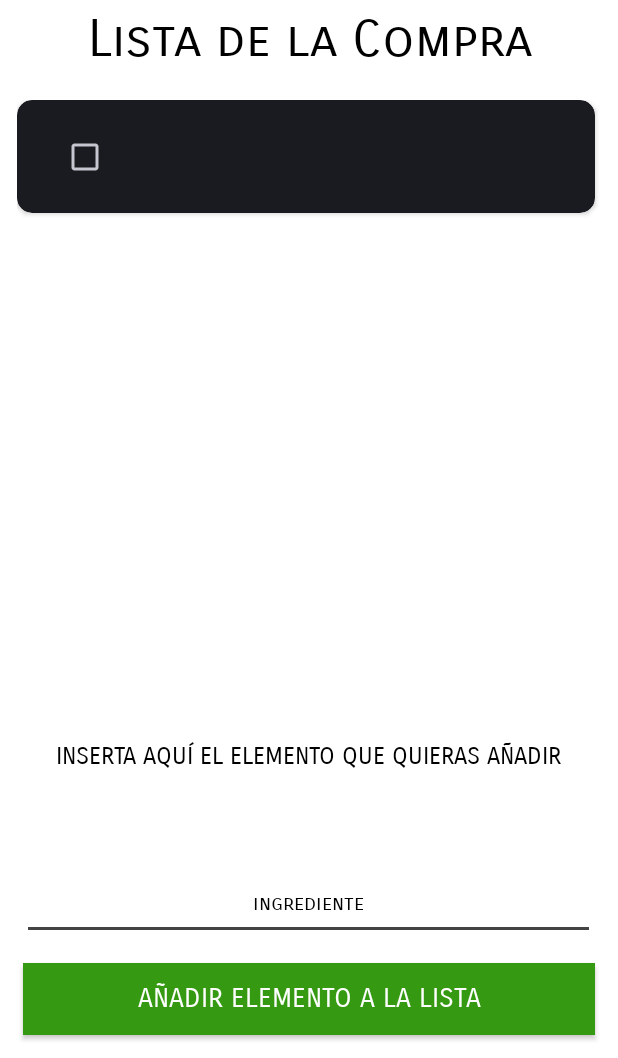
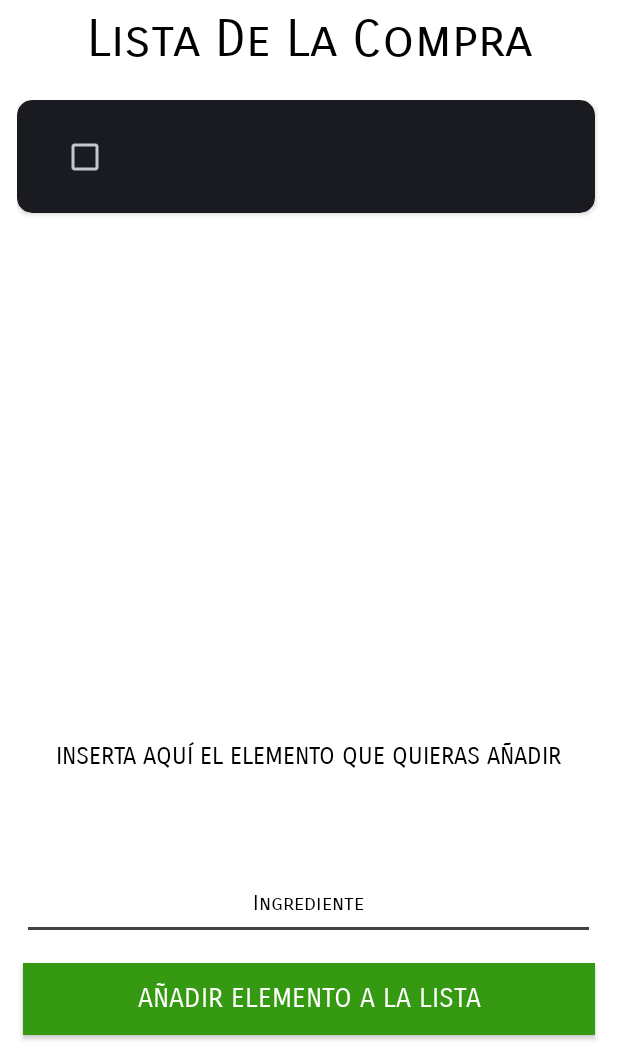
Before and after one commit to EnekoCP/Kubuk, an Android app: the EnseñarListaCompra screen opened directly, with no data from a screen before it, after a tap on "AÑADIR ELEMENTO A LA LISTA", on a phone screen of 412 x 824 dp, the part 178-1236 px from its top. Run offline under Robolectric (Android 15) with nearby library versions, the phone set to English and light mode, and no system bars; our stand-ins replace Volley; network calls fail; 1 statement that could not run was skipped.

```diff
--- a/app/build.gradle
+++ b/app/build.gradle
@@ -4,6 +4,7 @@ plugins {
 }
 
 apply plugin: 'com.google.gms.google-services'
+
 
 android {
     compileSdk 31
--- a/app/src/main/res/layout/activity_about_us.xml
+++ b/app/src/main/res/layout/activity_about_us.xml
@@ -39,7 +39,7 @@
         android:background="#359A11"
         android:fontFamily="sans-serif-smallcaps"
         android:onClick="volver"
-        android:text="Volver"
+        android:text="@string/volver"
         android:textColor="#FDFFFFFF"
         android:textSize="22sp"
         app:layout_constraintBottom_toBottomOf="parent"
@@ -54,7 +54,7 @@
         android:layout_width="394dp"
         android:layout_height="46dp"
         android:fontFamily="sans-serif-smallcaps"
-        android:text="¿Dónde nos puedes encontrar?"
+        android:text="@string/donde"
         android:textAlignment="center"
         android:textAllCaps="true"
         android:textColor="#030204"
--- a/app/src/main/res/layout/activity_add_receta2.xml
+++ b/app/src/main/res/layout/activity_add_receta2.xml
@@ -107,7 +107,7 @@
         android:layout_marginBottom="40dp"
         android:backgroundTint="#009688"
         android:fontFamily="sans-serif-smallcaps"
-        android:text="Capturar"
+        android:text="@string/capturar"
         android:textSize="16sp"
         android:textStyle="bold"
         app:layout_constraintBottom_toTopOf="@+id/textView5"
@@ -136,7 +136,7 @@
         android:layout_marginBottom="44dp"
         android:background="#359A11"
         android:fontFamily="sans-serif-smallcaps"
-        android:text="AÑADIR receta"
+        android:text="@string/addreceta"
         android:textSize="20sp"
         app:layout_constraintBottom_toBottomOf="parent"
         app:layout_constraintStart_toStartOf="parent" />
--- a/app/src/main/res/layout/activity_lista_compra.xml
+++ b/app/src/main/res/layout/activity_lista_compra.xml
@@ -52,7 +52,7 @@
         android:layout_marginTop="5dp"
         android:fontFamily="sans-serif-smallcaps"
         android:gravity="center_horizontal"
-        android:text="Lista de la Compra"
+        android:text="@string/listacompra"
         android:textAlignment="center"
         android:textColor="@color/black"
         android:textSize="34sp"
@@ -97,7 +97,7 @@
             android:layout_marginRight="10dp"
             android:ems="10"
             android:fontFamily="sans-serif-smallcaps"
-            android:hint="ingrediente"
+            android:hint="@string/insertElemento"
             android:inputType="textPersonName"
             android:textAlignment="center"
             android:textColor="@color/black"
@@ -115,7 +115,7 @@
             android:fontFamily="sans-serif-smallcaps"
             android:gravity="center"
             android:onClick="onClick"
-            android:text="Añadir Elemento a la lista"
+            android:text="@string/insertElementoButton"
             android:textColor="@color/white"
             android:textSize="18dp"></Button>
 
--- a/app/src/main/res/layout/mi_receta_card.xml
+++ b/app/src/main/res/layout/mi_receta_card.xml
@@ -68,7 +68,7 @@
                 android:layout_height="wrap_content"
                 android:background="@color/white"
                 android:fontFamily="sans-serif-smallcaps"
-                android:text="Editar"
+                android:text="@string/editar"
                 android:textColor="#359A11"></Button>
 
             <Button
@@ -78,7 +78,7 @@
                 android:layout_marginLeft="5dp"
                 android:background="@color/white"
                 android:fontFamily="sans-serif-smallcaps"
-                android:text="Publicar"
+                android:text="@string/publicar"
                 android:textColor="#359A11"></Button>
 
         </LinearLayout>
--- a/app/src/main/res/menu/menu.xml
+++ b/app/src/main/res/menu/menu.xml
@@ -2,17 +2,17 @@
 <menu xmlns:android="http://schemas.android.com/apk/res/android">
 
     <item android:id="@+id/misrecetas"
-            android:title="Mis Recetas"/>
+            android:title="@string/misrecetas"/>
     <item android:id="@+id/recetascomunidad"
-            android:title="Recetas de la Comunidad" />
+            android:title= "@string/recetasComunidad"/>
     <item  android:id="@+id/listacompra"
-        android:title="Lista de la Compra" />
+        android:title="@string/listacompra" />
     <item  android:id="@+id/modifuser"
-        android:title="Administrar Cuenta" />
+        android:title="@string/administrar" />
     <item  android:id="@+id/aboutus"
-        android:title="About Us" />
+        android:title="@string/aboutus" />
     <item  android:id="@+id/logout"
-        android:title="Cerrar Sesión" />
+        android:title="@string/cerrarSesion" />
 
 
 </menu>
--- a/app/src/main/res/values/strings.xml
+++ b/app/src/main/res/values/strings.xml
@@ -49,7 +49,7 @@
     <string name="ingredientes">INGREDIENTES</string>
     <string name="preparacion">PREPARACIÓN</string>
     <string name="listacompra">Lista De La Compra</string>
-    <string name="insertElemento">INSERTA AQUÍ EL ELEMENTO QUE QUIERAS AÑADIR</string>
+    <string name="insertElemento">Ingrediente</string>
     <string name="insertElementoButton">Añadir Elemento a la lista</string>
     <string name="recetasComunidad">Recetas de la Comunidad</string>
     <string name="misrecetas">Mis Recetas</string>
@@ -89,4 +89,9 @@
     <string name="recetaDe">Receta de</string>
     <string name="publicada">publicada</string>
     <string name="abrirPantalla">Abrir pantalla editar con datos de</string>
+    <string name="donde">¿Dónde nos puedes encontrar?</string>
+    <string name="direccion">Paseo Rafael Moreno \'Pitxitxi\' 2</string>
+    <string name="administrar">Administrar Cuenta</string>
+    <string name="aboutus">Sobre Nosotros</string>
+    <string name="cerrarSesion">Cerrar Sesion</string>
 </resources>
```
Also changed, not shown: 3 other files.
